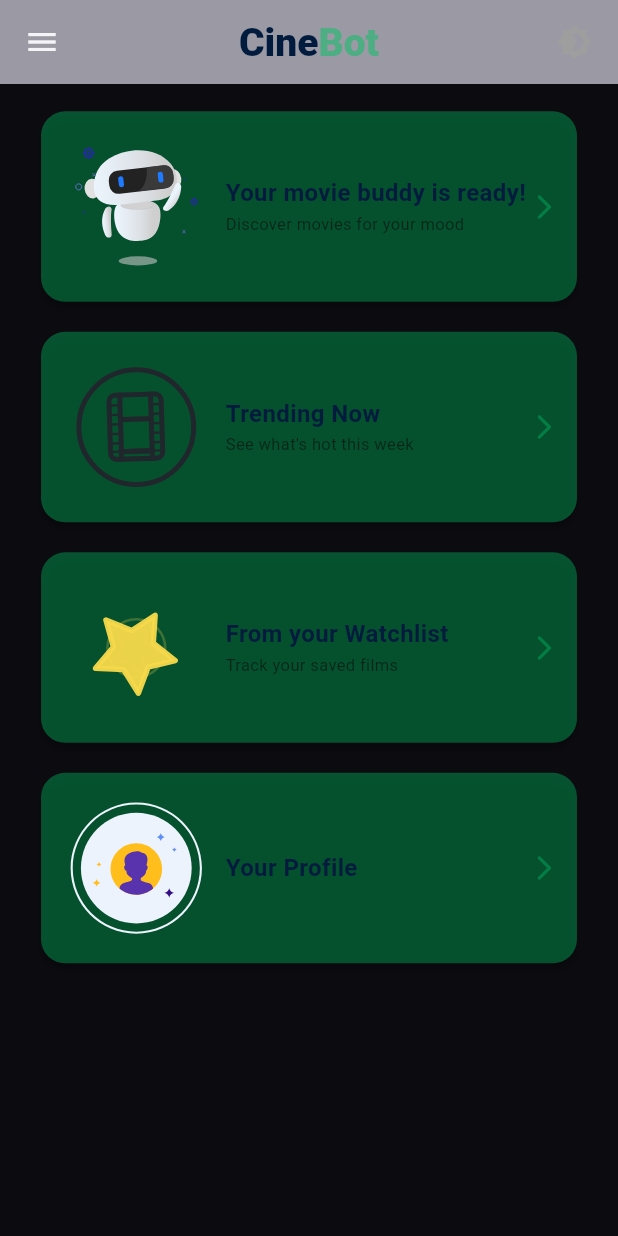
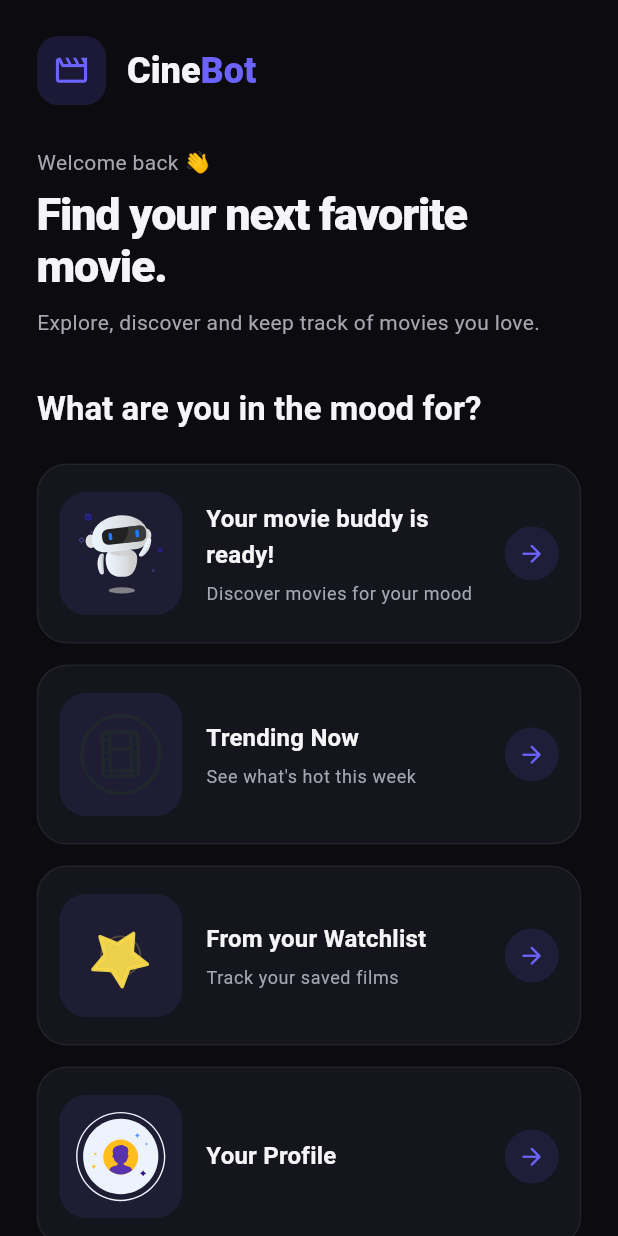
Before and after one commit to Tanvir-bubt/CineBot, a Flutter app: the HomeScreen screen opened directly, on a phone screen of 412 x 824 dp. Run offline on Flutter 3.47's test engine with Material 3 defaults, Android fonts, the phone set to English and light mode, and no system bars; our stand-ins replace get, hive_ce, hive_ce_flutter, lottie; accounts and stored records are empty.

Commit message:
feat: redesign home screen

```diff
--- a/lib/screen/home_screen.dart
+++ b/lib/screen/home_screen.dart
@@ -4,7 +4,6 @@ import 'package:cinebot/services/hive_service.dart';
 import 'package:cinebot/widget/home_card.dart';
 import 'package:flutter/material.dart';
 import 'package:flutter/services.dart';
-import 'package:cinebot/widget/app_sidebar.dart'; // ✅ Import Sidebar
 
 class HomeScreen extends StatefulWidget {
   const HomeScreen({super.key});
@@ -17,62 +16,119 @@ class _HomeScreenState extends State<HomeScreen> {
   @override
   void initState() {
     super.initState();
+
     SystemChrome.setEnabledSystemUIMode(SystemUiMode.edgeToEdge);
-    HvService.showOnboarding = false; // Set onboarding as completed
+    HvService.showOnboarding = false;
   }
 
   @override
   Widget build(BuildContext context) {
-    // Initialize the media query variable for global use
     mq = MediaQuery.sizeOf(context);
 
+    final theme = Theme.of(context);
+    final textTheme = theme.textTheme;
+
     return Scaffold(
-      appBar: AppBar(
-        elevation: 1,
-        centerTitle: true,
-        backgroundColor: Colors.white60,
-        title: RichText(
-          text: TextSpan(
+      body: SafeArea(
+        child: CustomScrollView(
+          slivers: [
+            SliverPadding(
+              padding: EdgeInsets.fromLTRB(
+                mq.width * 0.06,
+                24,
+                mq.width * 0.06,
+                8,
+              ),
+              sliver: SliverToBoxAdapter(child: _buildHeader(textTheme)),
+            ),
+            SliverPadding(
+              padding: EdgeInsets.fromLTRB(
+                mq.width * 0.06,
+                24,
+                mq.width * 0.06,
+                8,
+              ),
+              sliver: SliverToBoxAdapter(
+                child: Text(
+                  'What are you in the mood for?',
+                  style: textTheme.headlineMedium,
+                ),
+              ),
+            ),
+            SliverPadding(
+              padding: EdgeInsets.fromLTRB(
+                mq.width * 0.04,
+                8,
+                mq.width * 0.04,
+                32,
+              ),
+              sliver: SliverList.builder(
+                itemCount: HomeType.values.length,
+                itemBuilder: (context, index) {
+                  return HomeCard(homeType: HomeType.values[index]);
+                },
+              ),
+            ),
+          ],
+        ),
+      ),
+    );
+  }
+
+  Widget _buildHeader(TextTheme textTheme) {
+    return Column(
+      crossAxisAlignment: CrossAxisAlignment.start,
+      children: [
+        Row(
+          children: [
+            Container(
+              width: 46,
+              height: 46,
+              decoration: BoxDecoration(
+                color: const Color(0xFF6C63FF).withValues(alpha: 0.16),
+                borderRadius: BorderRadius.circular(14),
+              ),
+              child: const Icon(
+                Icons.movie_creation_outlined,
+                color: Color(0xFF6C63FF),
+                size: 25,
+              ),
+            ),
+            const SizedBox(width: 14),
+            RichText(
+              text: const TextSpan(
                 children: [
                   TextSpan(
                     text: 'Cine',
                     style: TextStyle(
-                  color: const Color.fromRGBO(0, 27, 61, 1), // Navy for Cine
-                  fontSize: 26,
-                  fontWeight: FontWeight.w900,
+                      color: Color(0xFFF5F5F7),
+                      fontSize: 24,
+                      fontWeight: FontWeight.w800,
                     ),
                   ),
                   TextSpan(
                     text: 'Bot',
                     style: TextStyle(
-                  color: const Color.fromRGBO(0, 191, 99, 0.5019607843137255), // Green for Bot
-                  fontSize: 26,
-                  fontWeight: FontWeight.w900,
+                      color: Color(0xFF6C63FF),
+                      fontSize: 24,
+                      fontWeight: FontWeight.w800,
                     ),
                   ),
                 ],
               ),
             ),
-        actions: [
-          IconButton(
-            padding: const EdgeInsets.only(right: 10),
-            onPressed: () {},
-            icon: Icon(Icons.brightness_4_rounded, color: Colors.grey),
-          )
           ],
         ),
-
-      drawer: const AppSidebar(), // ✅ Added Sidebar Here
-
-      body: ListView(
-        padding: EdgeInsets.symmetric(
-          horizontal: mq.width * .03,
-          vertical: mq.height * .01,
+        const SizedBox(height: 28),
+        Text('Welcome back 👋', style: textTheme.bodyMedium),
+        const SizedBox(height: 6),
+        Text('Find your next favorite movie.', style: textTheme.displayMedium),
+        const SizedBox(height: 10),
+        Text(
+          'Explore, discover and keep track of movies you love.',
+          style: textTheme.bodyMedium,
         ),
-        children: HomeType.values
-            .map((e) => HomeCard(homeType: e))
-            .toList(),
-      ),
+      ],
     );
   }
 }
--- a/lib/widget/home_card.dart
+++ b/lib/widget/home_card.dart
@@ -1,79 +1,106 @@
-import 'package:cinebot/helper/global.dart';
 import 'package:cinebot/model/home_type.dart';
 import 'package:flutter/material.dart';
 import 'package:lottie/lottie.dart';
 
 class HomeCard extends StatelessWidget {
-
   final HomeType homeType;
 
   const HomeCard({super.key, required this.homeType});
 
   @override
   Widget build(BuildContext context) {
-    return InkWell(
-      onTap: homeType.onTap,
-      child: Card(
-        color: const Color.fromRGBO(0, 191, 99, 0.4), // Soft tint of Bot Green
-        elevation: 2, // Slight elevation for better contrast
-        shape: RoundedRectangleBorder(
-          borderRadius: BorderRadius.circular(16),
-        ),
-        margin: const EdgeInsets.symmetric(
-          horizontal: 15,
-          vertical: 10),
-        child: Padding(
-          padding: const EdgeInsets.all(12.0),
-          child: Row(
-            mainAxisAlignment: MainAxisAlignment.spaceBetween,
-            children: [
-              // Lottie animation
-              Lottie.asset(
-                'assets/lottie/${homeType.lottie}',
-                width: mq.width * 0.25, // Slightly smaller for better balance
-                fit: BoxFit.contain,
-              ),
+    final theme = Theme.of(context);
+    final textTheme = theme.textTheme;
 
-              // Text + Icon (for better visual hierarchy)
-              Expanded(
-                child: Padding(
-                  padding: const EdgeInsets.only(left: 8.0),
-                  child: Text.rich(
-                    TextSpan(
-                      text: homeType.title,
-                      style: const TextStyle(
-                        color: Color.fromRGBO(0, 27, 61, 1), // Use Cine Navy for text
-                        fontSize: 16,
-                        fontWeight: FontWeight.w700,
-                      ),
-                      children: [
-                        if (homeType.subtitle.isNotEmpty)
-                          TextSpan(
-                            text: '\n${homeType.subtitle}',
-                            style: const TextStyle(
-                              fontSize: 11,
-                              fontWeight: FontWeight.w400,
-                              color: Colors.black54,
-                            ),
-                          ),
-                      ],
-                    ),
-                    maxLines: 4,
-                    overflow: TextOverflow.ellipsis,
-                  ),
-                ),
-              ),
-
-              // Optional arrow icon to make it feel tappable
-              const Icon(
-                Icons.arrow_forward_ios_rounded,
-                color: Color.fromRGBO(0, 191, 99, 0.403921568627451),
-                size: 20,
-              ),
-            ],
+    return Padding(
+      padding: const EdgeInsets.symmetric(horizontal: 8, vertical: 7),
+      child: Material(
+        color: theme.colorScheme.surface,
+        borderRadius: BorderRadius.circular(20),
+        clipBehavior: Clip.antiAlias,
+        child: InkWell(
+          onTap: homeType.onTap,
+          child: Container(
+            constraints: const BoxConstraints(minHeight: 120),
+            padding: const EdgeInsets.all(14),
+            decoration: BoxDecoration(
+              borderRadius: BorderRadius.circular(20),
+              border: Border.all(color: Colors.white.withValues(alpha: 0.06)),
+            ),
+            child: Row(
+              children: [
+                _buildAnimation(),
+                const SizedBox(width: 16),
+                Expanded(child: _buildContent(textTheme)),
+                const SizedBox(width: 8),
+                _buildArrow(theme),
+              ],
+            ),
           ),
         ),
       ),
     );
   }
+
+  Widget _buildAnimation() {
+    return Container(
+      width: 82,
+      height: 82,
+      decoration: BoxDecoration(
+        color: const Color(0xFF6C63FF).withValues(alpha: 0.10),
+        borderRadius: BorderRadius.circular(18),
+      ),
+      padding: const EdgeInsets.all(6),
+      child: Lottie.asset(
+        'assets/lottie/${homeType.lottie}',
+        fit: BoxFit.contain,
+      ),
+    );
+  }
+
+  Widget _buildContent(TextTheme textTheme) {
+    return Column(
+      mainAxisAlignment: MainAxisAlignment.center,
+      crossAxisAlignment: CrossAxisAlignment.start,
+      children: [
+        Text(
+          homeType.title,
+          maxLines: 2,
+          overflow: TextOverflow.ellipsis,
+          style: textTheme.titleMedium?.copyWith(
+            color: const Color(0xFFF5F5F7),
+            fontWeight: FontWeight.w700,
+          ),
+        ),
+        if (homeType.subtitle.isNotEmpty) ...[
+          const SizedBox(height: 6),
+          Text(
+            homeType.subtitle,
+            maxLines: 2,
+            overflow: TextOverflow.ellipsis,
+            style: textTheme.bodySmall?.copyWith(
+              color: const Color(0xFFA6A6B0),
+              height: 1.35,
+            ),
+          ),
+        ],
+      ],
+    );
+  }
+
+  Widget _buildArrow(ThemeData theme) {
+    return Container(
+      width: 36,
+      height: 36,
+      decoration: BoxDecoration(
+        color: theme.colorScheme.primary.withValues(alpha: 0.12),
+        shape: BoxShape.circle,
+      ),
+      child: Icon(
+        Icons.arrow_forward_rounded,
+        color: theme.colorScheme.primary,
+        size: 19,
+      ),
+    );
+  }
 }
```
Lines whose indentation alone changed are shown as unchanged.
